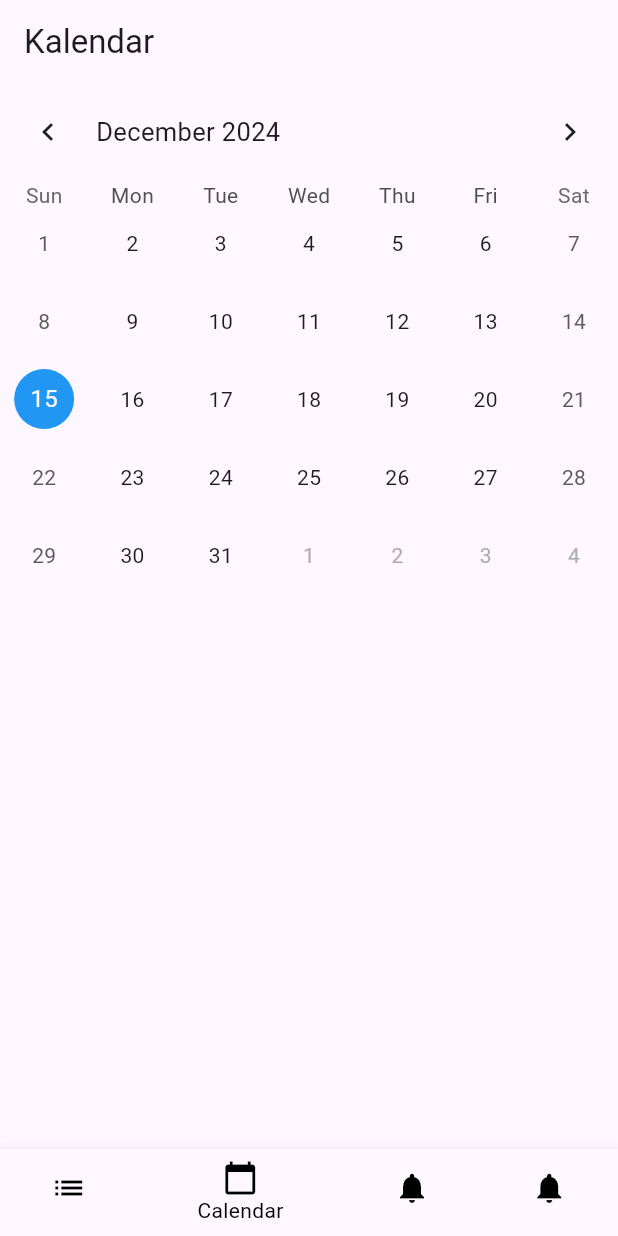
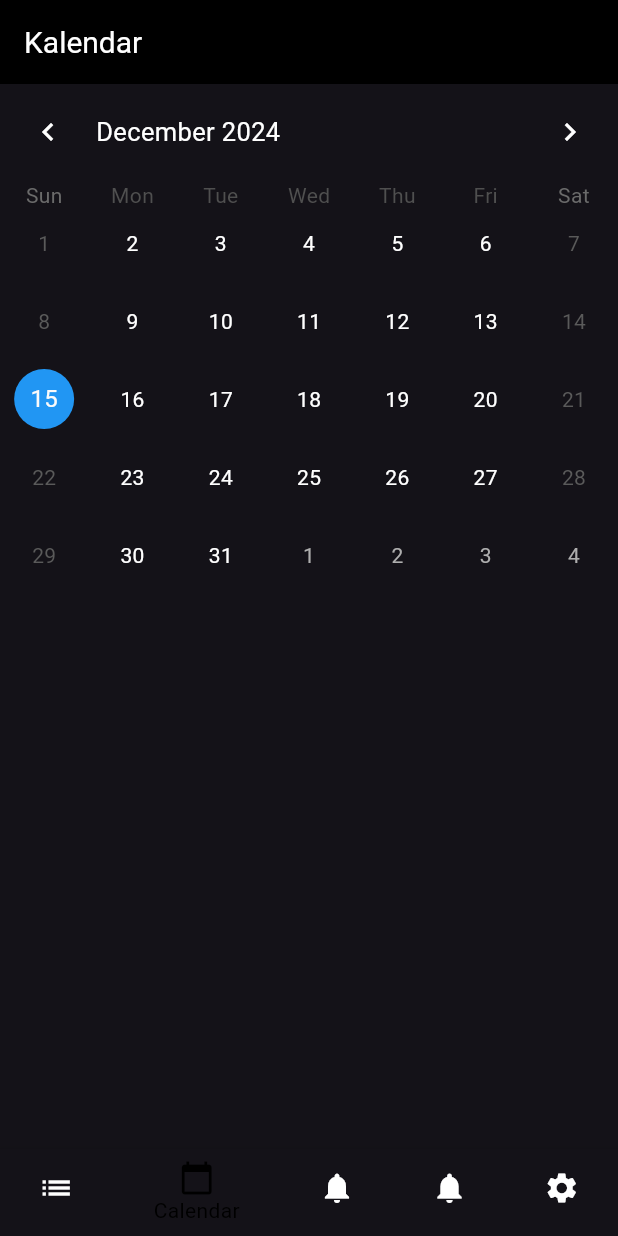
Before and after one commit to LinseCed/KonfusApp, a Flutter app: the screen it shows after launch, item 2 of the bottom bar chosen, on a phone screen of 412 x 824 dp. Run offline on Flutter 3.47's test engine with Material 3 defaults, Android fonts, the phone set to English and light mode, and no system bars; drawn by our look-alikes of table_calendar; our stand-ins replace flutter_local_notifications, google_fonts, permission_handler, timezone; network calls fail.

```diff
--- a/lib/main.dart
+++ b/lib/main.dart
@@ -4,6 +4,35 @@ import 'screens/home_screen.dart';
 import 'package:timezone/timezone.dart' as tz;
 import 'package:timezone/data/latest.dart' as tz;
 import 'services/notification_service.dart';
+
+final ThemeData lightTheme = ThemeData(
+  brightness: Brightness.light,
+  primarySwatch: Colors.blue,
+  appBarTheme: const AppBarTheme(
+    backgroundColor: Colors.blue,
+    titleTextStyle: TextStyle(color: Colors.white, fontSize: 20),
+  ),
+);
+
+final ThemeData darkTheme = ThemeData(
+    brightness: Brightness.dark,
+    primarySwatch: Colors.grey,
+    appBarTheme: const AppBarTheme(
+      backgroundColor: Colors.black,
+      titleTextStyle: TextStyle(color: Colors.white, fontSize: 20),
+    ),
+    textTheme: const TextTheme(
+        bodyLarge: TextStyle(color: Colors.white),
+        bodyMedium: TextStyle(color: Colors.white),
+        bodySmall: TextStyle(color: Colors.white)),
+    elevatedButtonTheme: ElevatedButtonThemeData(
+        style: ElevatedButton.styleFrom(
+      backgroundColor: Colors.white,
+      foregroundColor: Colors.black,
+    )),
+    bottomNavigationBarTheme: const BottomNavigationBarThemeData(
+      unselectedItemColor: Colors.white,
+    ));
 
 void main() async {
   WidgetsFlutterBinding.ensureInitialized();
@@ -14,20 +43,29 @@ void main() async {
       title: 'Scheduled Notification',
       body: 'This is a scheduled Notification',
       scheduledDate: DateTime.now().add(Duration(seconds: 10)));
-  runApp(const KonfusApp());
+  runApp(KonfusApp());
 }
 
-class KonfusApp extends StatelessWidget {
-  const KonfusApp({super.key});
+class KonfusApp extends StatefulWidget {
+  @override
+  KonfusAppState createState() => KonfusAppState();
+}
+
+class KonfusAppState extends State<KonfusApp> {
+  ThemeMode _themeMode = ThemeMode.light;
+  void _toggleTheme() {
+    setState(() {
+      _themeMode =
+          _themeMode == ThemeMode.light ? ThemeMode.dark : ThemeMode.light;
+    });
+  }
 
   @override
   Widget build(BuildContext context) {
     return MaterialApp(
       title: 'Konfus',
-      theme: ThemeData(
-        primarySwatch: Colors.cyan,
-        textTheme: GoogleFonts.robotoTextTheme(),
-      ),
+      theme: darkTheme,
+      themeMode: _themeMode,
       home: const HomeScreen(),
     );
   }
--- a/lib/screens/home_screen.dart
+++ b/lib/screens/home_screen.dart
@@ -3,6 +3,7 @@ import 'package:konfus_app/screens/event_calendar_screen.dart';
 import 'package:konfus_app/screens/events_screen.dart';
 import 'package:konfus_app/screens/notifications_test_screen.dart';
 import 'package:konfus_app/screens/scheduled_notifications_screen.dart';
+import 'package:konfus_app/screens/settings_screen.dart';
 
 class HomeScreen extends StatefulWidget {
   const HomeScreen({super.key});
@@ -19,6 +20,7 @@ class _HomeScreenState extends State<HomeScreen> {
     EventCalendarScreen(),
     const NotificationsTestScreen(),
     const ScheduledNotificationsScreen(),
+    SettingsScreen(),
   ];
 
   void _onItemTapped(int index) {
@@ -49,10 +51,13 @@ class _HomeScreenState extends State<HomeScreen> {
             icon: Icon(Icons.notifications),
             label: 'Scheduled Notifications',
           ),
+          BottomNavigationBarItem(
+            icon: Icon(Icons.settings),
+            label: 'Einstellungen',
+          ),
         ],
         currentIndex: _selectedIndex,
         selectedItemColor: Colors.black,
-        unselectedItemColor: Colors.black,
         onTap: _onItemTapped,
       ),
     );
```
Also changed, not shown: lib/screens/events_screen.dart (+36 -0 lines), lib/screens/settings_screen.dart (added, +14 -0 lines), 1 other file.
